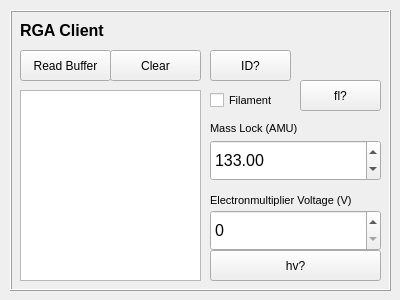
The window that lib/clients/gui/RGA_gui.ui (barium-project/barium) describes before a commit, drawn with Qt 5.
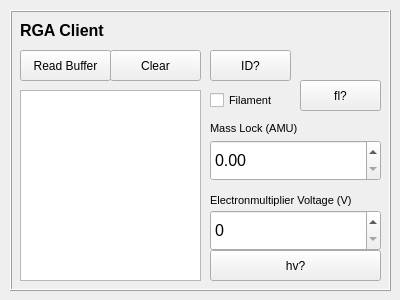
The same window after the commit.

Patch:
```diff
--- a/lib/clients/gui/RGA_gui.ui
+++ b/lib/clients/gui/RGA_gui.ui
@@ -160,7 +160,7 @@
      <double>0.500000000000000</double>
     </property>
     <property name="value">
-     <double>133.000000000000000</double>
+     <double>0.000000000000000</double>
     </property>
    </widget>
    <widget class="QPushButton" name="rga_hv_button">
```
Left out of the diff: 2 changed lines with no effect on the pictures.
